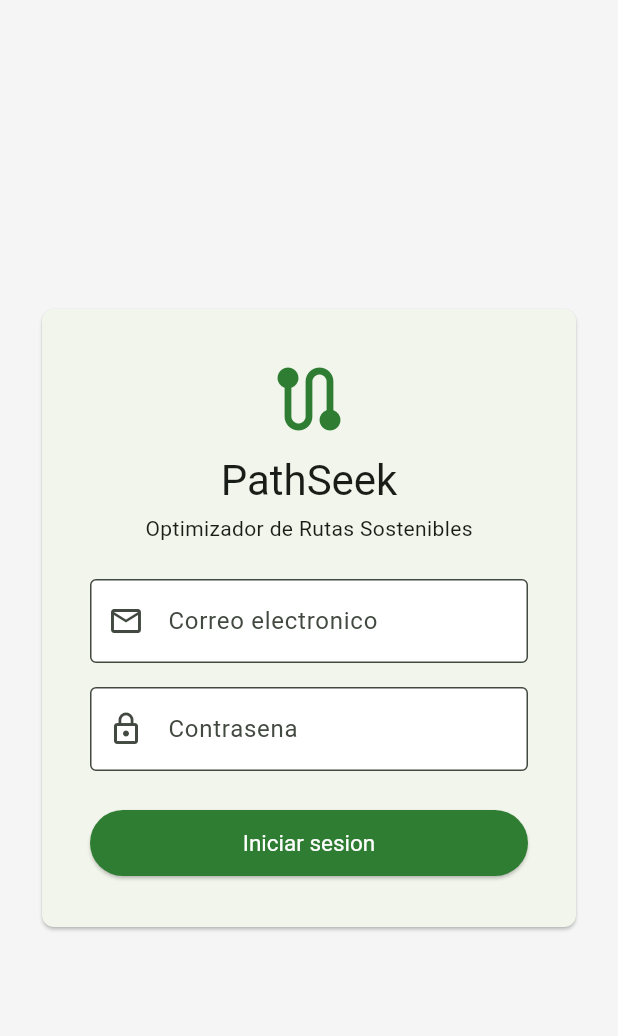
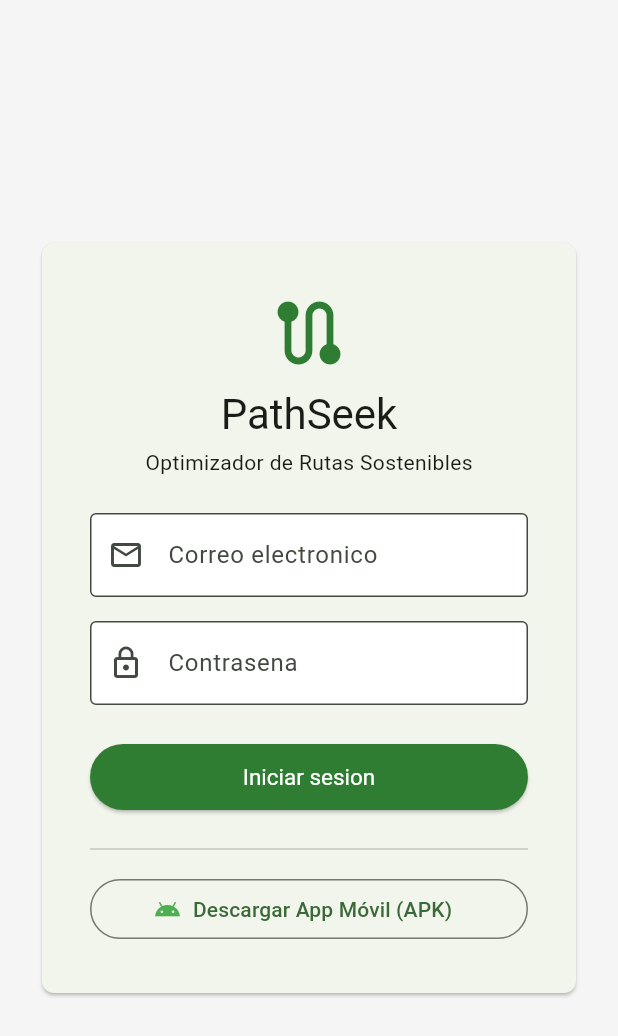
Before and after one commit to UmbraFlare-code/PathSeek, a Flutter app: the screen it shows after launch, on a phone screen of 412 x 824 dp. Shown: the top 1036 px of the screen. Run offline on Flutter 3.47's test engine with Material 3 defaults, Android fonts, the phone set to English and light mode, and no system bars; our stand-ins replace dio, equatable, flutter_bloc, get_it, go_router, shared_preferences.

Commit message:
feat(apk): add mobile APK generator in Dockerfile and download button in web frontend

```diff
--- a/frontend/lib/features/auth/presentation/pages/login_page.dart
+++ b/frontend/lib/features/auth/presentation/pages/login_page.dart
@@ -1,5 +1,6 @@
 import 'package:flutter/material.dart';
 import 'package:flutter_bloc/flutter_bloc.dart';
+import 'package:url_launcher/url_launcher.dart';
 
 import '../../../../core/theme/app_theme.dart';
 import '../../../../core/utils/validators.dart';
@@ -136,6 +137,19 @@ class _LoginFormState extends State<_LoginForm> {
             onPressed: _submit,
             child: const Text('Iniciar sesion'),
           ),
+          const SizedBox(height: 16),
+          const Divider(),
+          const SizedBox(height: 8),
+          OutlinedButton.icon(
+            onPressed: () async {
+              final url = Uri.parse('/downloads/pathseek.apk');
+              if (await canLaunchUrl(url)) {
+                await launchUrl(url, mode: LaunchMode.externalApplication);
+              }
+            },
+            icon: const Icon(Icons.android, color: Colors.green),
+            label: const Text('Descargar App Móvil (APK)'),
+          ),
         ],
       ),
     );
--- a/frontend/pubspec.yaml
+++ b/frontend/pubspec.yaml
@@ -43,6 +43,7 @@ dependencies:
   flutter_localizations:
     sdk: flutter
   shared_preferences: ^2.5.5
+  url_launcher: ^6.3.1
 
 dev_dependencies:
   flutter_test:
```
Also changed, not shown: 5 other files.
